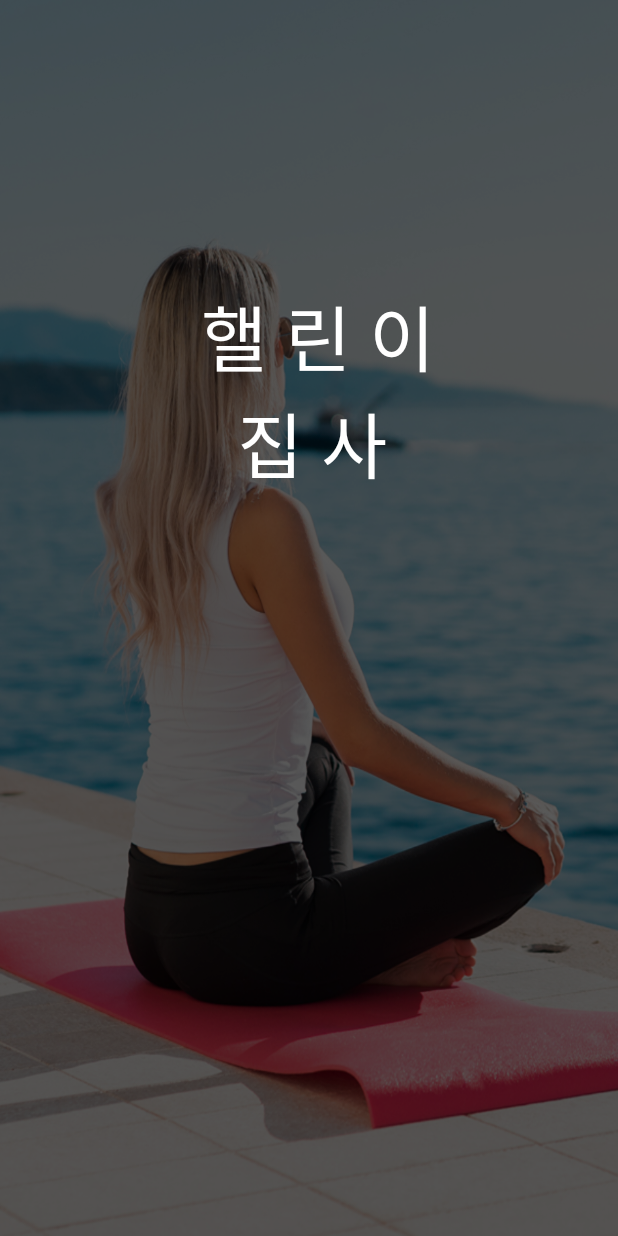
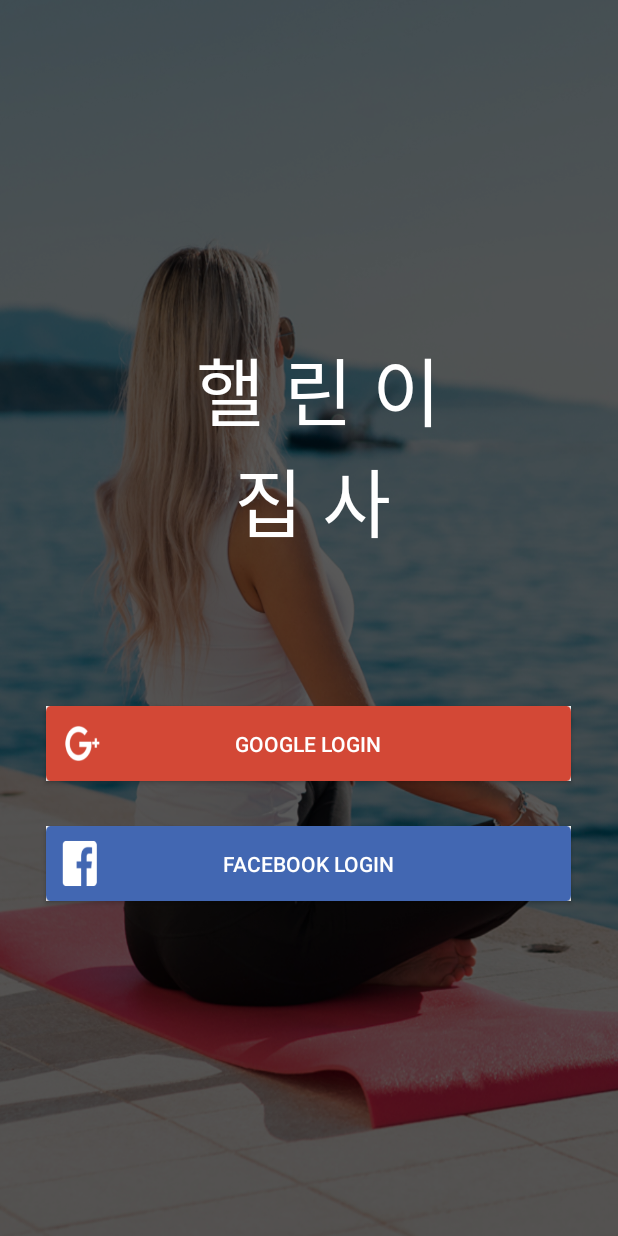
Before and after one commit to AnJiye/Android-Hellin-project, an Android app: the screen it shows after launch (LoginActivity), on a phone screen of 412 x 824 dp. Run offline under Robolectric (Android 15) with nearby library versions, the phone set to English and light mode, and no system bars; our stand-ins replace Firebase (no records; nobody signed in at launch, a user with empty details on screens opened directly).

Commit message:
Google Login

```diff
--- a/app/build.gradle
+++ b/app/build.gradle
@@ -2,6 +2,7 @@ plugins {
     id 'com.android.application'
     id 'kotlin-android'
     id 'kotlin-android-extensions'
+    id 'com.google.gms.google-services'
 }
 
 android {
@@ -39,6 +40,8 @@ dependencies {
     implementation 'com.google.android.material:material:1.4.0'
     implementation 'androidx.constraintlayout:constraintlayout:2.1.2'
     implementation 'com.github.bumptech.glide:glide:4.12.0'
+    implementation 'com.google.firebase:firebase-auth:21.0.1'
+    implementation 'com.google.android.gms:play-services-auth:19.2.0'
     testImplementation 'junit:junit:4.+'
     androidTestImplementation 'androidx.test.ext:junit:1.1.3'
     androidTestImplementation 'androidx.test.espresso:espresso-core:3.4.0'
--- a/app/src/main/res/layout/activity_login.xml
+++ b/app/src/main/res/layout/activity_login.xml
@@ -1,7 +1,8 @@
 <?xml version="1.0" encoding="utf-8"?>
-<androidx.constraintlayout.widget.ConstraintLayout xmlns:android="http://schemas.android.com/apk/res/android"
-    xmlns:app="http://schemas.android.com/apk/res-auto"
-    xmlns:tools="http://schemas.android.com/tools"
+<LinearLayout
+    xmlns:android="http://schemas.android.com/apk/res/android"
+    android:orientation="vertical"
+    android:gravity="center"
     android:layout_width="match_parent"
     android:layout_height="match_parent"
     android:background="@drawable/log_in_background">
@@ -10,12 +11,28 @@
         android:id="@+id/textView"
         android:layout_width="wrap_content"
         android:layout_height="wrap_content"
-        android:layout_marginTop="188dp"
         android:text=" 핼 린 이\n   집 사"
         android:textColor="@color/white"
-        android:textSize="48dp"
-        app:layout_constraintEnd_toEndOf="parent"
-        app:layout_constraintStart_toStartOf="parent"
-        app:layout_constraintTop_toTopOf="parent" />
+        android:fontFamily="@font/imhyeminregular"
+        android:textSize="50dp"
+        android:layout_marginBottom="100dp"/>
 
-</androidx.constraintlayout.widget.ConstraintLayout>
+    <androidx.appcompat.widget.AppCompatButton
+        android:id="@+id/google_sign_in_button"
+        android:layout_width="350dp"
+        android:layout_height="50dp"
+        android:background="@drawable/btn_signin_google"
+        android:text="@string/signin_google"
+        android:textColor="@color/white" />
+
+    <androidx.appcompat.widget.AppCompatButton
+        android:id="@+id/facebook_login_button"
+        android:layout_width="350dp"
+        android:layout_height="50dp"
+        android:background="@drawable/btn_signin_facebook"
+        android:text="@string/signin_facebook"
+        android:textColor="@color/white"
+        android:layout_marginTop="30dp"/>
+
+
+</LinearLayout>
--- a/app/src/main/res/values/strings.xml
+++ b/app/src/main/res/values/strings.xml
@@ -1,4 +1,6 @@
 <resources>
+    <string name="signin_google">Google login</string>
+    <string name="signin_facebook">Facebook login</string>
     <string name="app_name">HellinProject</string>
     <string name="ask_name">닉네임을 입력해주세요.</string>
     <string name="frofile_setting">프로필 설정</string>
--- a/build.gradle
+++ b/build.gradle
@@ -7,6 +7,7 @@ buildscript {
     dependencies {
         classpath "com.android.tools.build:gradle:7.0.3"
         classpath "org.jetbrains.kotlin:kotlin-gradle-plugin:1.5.31"
+        classpath 'com.google.gms:google-services:4.3.10'
 
         // NOTE: Do not place your application dependencies here; they belong
         // in the individual module build.gradle files
```
Also changed, not shown: app/src/main/java/com/example/hellinproject/LoginActivity.kt (+74 -0 lines), app/src/main/res/drawable/btn_signin_facebook.png (added), app/src/main/res/drawable/btn_signin_google.png (added), 2 other files.
